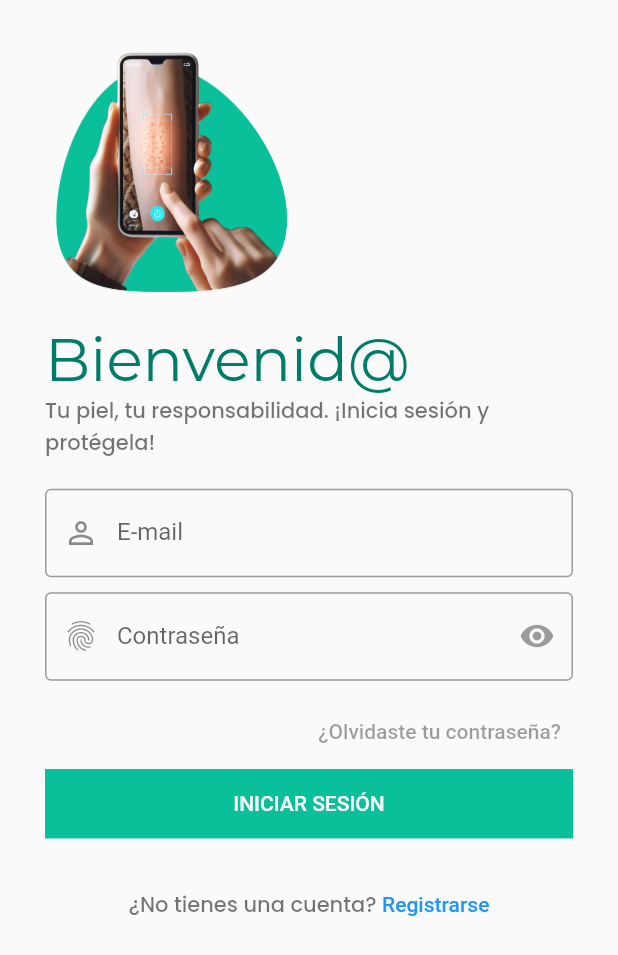
After one commit to Paul-06/dermoscan, a Flutter app: the screen it shows after launch, after a tap on "INICIAR SESIÓN", on a phone screen of 412 x 824 dp. The commit adds this screen. Shown: the top 955 px of the screen. Run offline on Flutter 3.47's test engine with Material 2 defaults, Android fonts, the phone set to English and light mode, and no system bars; our stand-ins replace google_fonts.

Commit message:
Creación de la pantalla para el inicio de sesión

```diff
--- a/lib/main.dart
+++ b/lib/main.dart
@@ -1,4 +1,4 @@
-import 'package:dermoscan/src/features/authentication/views/welcome/welcome.dart';
+import 'package:dermoscan/src/features/authentication/views/welcome/welcome_screen.dart';
 import 'package:dermoscan/src/utils/theme/theme.dart';
 import 'package:flutter/material.dart';
 
--- a/lib/src/constants/sizes.dart
+++ b/lib/src/constants/sizes.dart
@@ -1,3 +1,4 @@
 // App default sizing
 const dDefaultSize = 30.0;
 const dButtonHeight = 15.0;
+const dFormHeight = 30.0;
--- a/lib/src/constants/text_strings.dart
+++ b/lib/src/constants/text_strings.dart
@@ -1,8 +1,20 @@
-// Generic Text
-const String dLogin = "Login";
-const String dSignUp = "Sign Up";
+// Global Text
+const String dLogin = "Iniciar Sesión";
+const String dSignUp = "Registrarse";
+const String dNext = "Siguiente";
+const String dEmail = "E-mail";
+const String dPhoneNo = "Número de celular";
+const String dPassword = "Contraseña";
+const String dFullName = "Nombre Completo";
+const String dForgetPassword = "¿Olvidaste tu contraseña?";
 
 // Welcome Screen Text
 const dWelcomeTitle = "La salud de tu piel en tus manos";
 const dWelcomeDescription =
     "Escanea tu piel regularmente para detectar cualquier cambio que pueda indicar una enfermedad.";
+
+// Login Screen
+const dLoginTitle = "Bienvenid@";
+const dLoginDescription =
+    "Tu piel, tu responsabilidad. ¡Inicia sesión y protégela!";
+const dDontHaveAnAccount = "¿No tienes una cuenta? ";
--- /dev/null
+++ b/lib/src/features/authentication/views/login/login_footer_widget.dart
@@ -0,0 +1,29 @@
+import 'package:flutter/material.dart';
+import '../../../../constants/text_strings.dart';
+
+class LoginFooterWidget extends StatelessWidget {
+  const LoginFooterWidget({
+    Key? key,
+  }) : super(key: key);
+
+  @override
+  Widget build(BuildContext context) {
+    return Align(
+      alignment: Alignment.center,
+      child: Column(
+        crossAxisAlignment: CrossAxisAlignment.center,
+        children: [
+          TextButton(
+              onPressed: () {},
+              child: Text.rich(TextSpan(
+                  text: dDontHaveAnAccount,
+                  style: Theme.of(context).textTheme.bodyLarge,
+                  children: const [
+                    TextSpan(
+                        text: dSignUp, style: TextStyle(color: Colors.blue))
+                  ])))
+        ],
+      ),
+    );
+  }
+}
--- /dev/null
+++ b/lib/src/features/authentication/views/login/login_form_widget.dart
@@ -0,0 +1,48 @@
+import 'package:dermoscan/src/constants/sizes.dart';
+import 'package:dermoscan/src/constants/text_strings.dart';
+import 'package:flutter/material.dart';
+
+class LoginForm extends StatelessWidget {
+  const LoginForm({Key? key}) : super(key: key);
+
+  @override
+  Widget build(BuildContext context) {
+    return Form(
+      child: Container(
+        padding: const EdgeInsets.symmetric(vertical: dFormHeight - 10),
+        child: Column(
+          children: [
+            TextFormField(
+              decoration: const InputDecoration(
+                  prefixIcon: Icon(Icons.person_outline_outlined),
+                  labelText: dEmail,
+                  hintText: dEmail,
+                  border: OutlineInputBorder()),
+            ),
+            const SizedBox(height: dFormHeight - 20),
+            TextFormField(
+              decoration: const InputDecoration(
+                prefixIcon: Icon(Icons.fingerprint),
+                labelText: dPassword,
+                hintText: dPassword,
+                border: OutlineInputBorder(),
+                suffixIcon: IconButton(
+                    onPressed: null, icon: Icon(Icons.remove_red_eye_sharp)),
+              ),
+            ),
+            const SizedBox(height: dFormHeight - 20),
+            const Align(
+                alignment: Alignment.centerRight,
+                child: TextButton(
+                    onPressed: null, child: Text(dForgetPassword))),
+            SizedBox(
+              width: double.infinity,
+              child: ElevatedButton(
+                  onPressed: () {}, child: Text(dLogin.toUpperCase())),
+            )
+          ],
+        ),
+      ),
+    );
+  }
+}
--- /dev/null
+++ b/lib/src/features/authentication/views/login/login_header_widget.dart
@@ -0,0 +1,25 @@
+import 'package:flutter/material.dart';
+import '../../../../constants/image_strings.dart';
+import '../../../../constants/text_strings.dart';
+
+class LoginHeaderWidget extends StatelessWidget {
+  const LoginHeaderWidget({
+    super.key,
+    required this.size,
+  });
+
+  final Size size;
+
+  @override
+  Widget build(BuildContext context) {
+    return Column(
+      crossAxisAlignment: CrossAxisAlignment.start,
+      children: [
+        Image(image: const AssetImage(dWelcomeStringImage), height: size.height * 0.2),
+        const SizedBox(height: 20.0,),
+        Text(dLoginTitle, style: Theme.of(context).textTheme.headlineLarge),
+        Text(dLoginDescription, style: Theme.of(context).textTheme.bodyLarge),
+      ],
+    );
+  }
+}
--- /dev/null
+++ b/lib/src/features/authentication/views/login/login_screen.dart
@@ -0,0 +1,31 @@
+import 'package:dermoscan/src/constants/sizes.dart';
+import 'package:dermoscan/src/features/authentication/views/login/login_footer_widget.dart';
+import 'package:dermoscan/src/features/authentication/views/login/login_form_widget.dart';
+import 'package:dermoscan/src/features/authentication/views/login/login_header_widget.dart';
+import 'package:flutter/material.dart';
+
+class LoginScreen extends StatelessWidget {
+  const LoginScreen({Key? key}) : super(key: key);
+
+  @override
+  Widget build(BuildContext context) {
+    final size = MediaQuery.of(context).size;
+    return SafeArea(
+      child: Scaffold(
+        body: SingleChildScrollView(
+          child: Container(
+            padding: const EdgeInsets.all(dDefaultSize),
+            child: Column(
+              crossAxisAlignment: CrossAxisAlignment.start,
+              children: [
+                LoginHeaderWidget(size: size),
+                const LoginForm(),
+                const LoginFooterWidget()
+              ],
+            ),
+          ),
+        ),
+      ),
+    );
+  }
+}
--- a/lib/src/features/authentication/views/welcome/welcome.dart
+++ b/lib/src/features/authentication/views/welcome/welcome_screen.dart
@@ -1,6 +1,7 @@
 import 'package:dermoscan/src/constants/image_strings.dart';
 import 'package:dermoscan/src/constants/sizes.dart';
 import 'package:dermoscan/src/constants/text_strings.dart';
+import 'package:dermoscan/src/features/authentication/views/login/login_screen.dart';
 import 'package:flutter/material.dart';
 
 class WelcomeScreen extends StatelessWidget {
@@ -10,7 +11,7 @@ class WelcomeScreen extends StatelessWidget {
   Widget build(BuildContext context) {
     var height = MediaQuery.of(context).size.height;
     return Scaffold(
-        body: Container(
+      body: Container(
       padding: const EdgeInsets.all(dDefaultSize),
       child: Column(
         mainAxisAlignment: MainAxisAlignment.spaceEvenly,
@@ -25,6 +26,9 @@ class WelcomeScreen extends StatelessWidget {
                 style: Theme.of(context).textTheme.headlineSmall,
                 textAlign: TextAlign.center,
               ),
+              const SizedBox(
+                height: 10.0,
+              ),
               Text(
                 dWelcomeDescription,
                 style: Theme.of(context).textTheme.bodyLarge,
@@ -36,7 +40,12 @@ class WelcomeScreen extends StatelessWidget {
             children: [
               Expanded(
                   child: OutlinedButton(
-                      onPressed: () {},
+                      onPressed: () {
+                        Navigator.push(
+                          context,
+                          MaterialPageRoute(builder: (context) => const LoginScreen())
+                          );
+                      },
                       child: Text(dLogin.toUpperCase()))),
               const SizedBox(
                 width: 10.0,
--- a/lib/src/utils/theme/widget_themes/text_theme.dart
+++ b/lib/src/utils/theme/widget_themes/text_theme.dart
@@ -8,6 +8,9 @@ class DTextTheme {
       color: caribbean700,
       fontWeight: FontWeight.w700
     ),
+    headlineLarge: GoogleFonts.montserrat(
+      color: caribbean700
+    ),
     bodyLarge: GoogleFonts.poppins(
       color: Colors.black54
     )
@@ -17,6 +20,9 @@ class DTextTheme {
       color: caribbean300,
       fontWeight: FontWeight.w700
     ),
+    headlineLarge: GoogleFonts.montserrat(
+      color: caribbean300
+    ),
     bodyLarge: GoogleFonts.poppins(
       color: Colors.white60
     )
```
